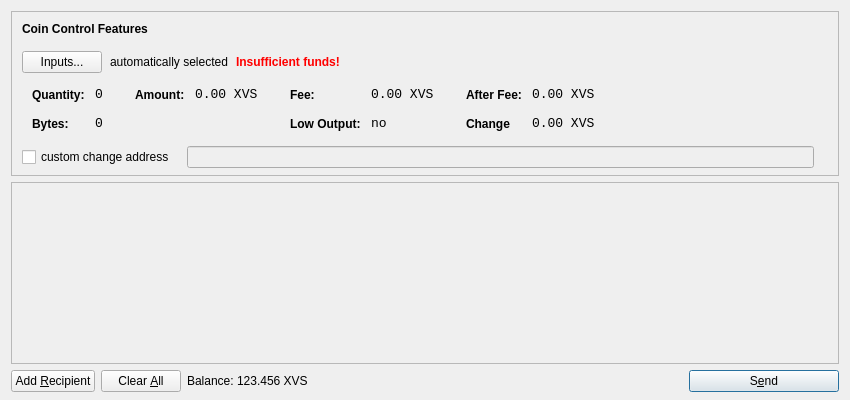
Above: src/qt/forms/sendcoinsdialog.ui from wtomtom/vsynctt before the change. Below: the same form after it.
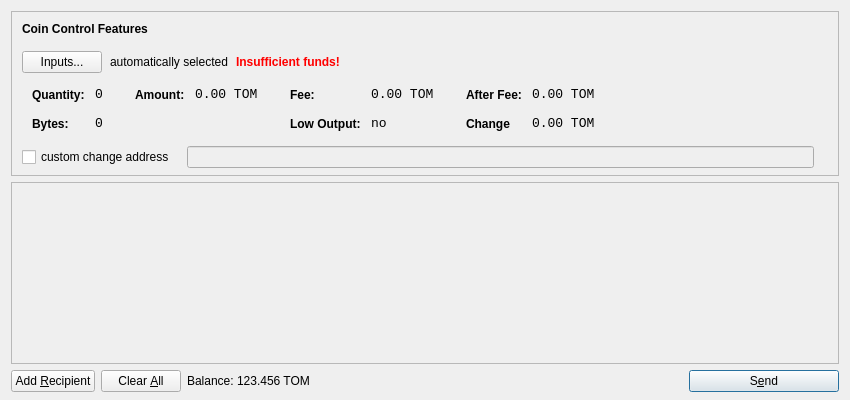
That is the form after the change. Icons and pictures are not drawn.

```diff
--- a/src/qt/forms/sendcoinsdialog.ui
+++ b/src/qt/forms/sendcoinsdialog.ui
@@ -321,7 +321,7 @@
                   <enum>Qt::ActionsContextMenu</enum>
                  </property>
                  <property name="text">
-                  <string notr="true">0.00 XVS</string>
+                  <string notr="true">0.00 TOM</string>
                  </property>
                  <property name="textInteractionFlags">
                   <set>Qt::LinksAccessibleByMouse|Qt::TextSelectableByKeyboard|Qt::TextSelectableByMouse</set>
@@ -375,7 +375,7 @@
                   <enum>Qt::ActionsContextMenu</enum>
                  </property>
                  <property name="text">
-                  <string notr="true">0.00 XVS</string>
+                  <string notr="true">0.00 TOM</string>
                  </property>
                  <property name="textInteractionFlags">
                   <set>Qt::LinksAccessibleByMouse|Qt::TextSelectableByKeyboard|Qt::TextSelectableByMouse</set>
@@ -461,7 +461,7 @@
                   <enum>Qt::ActionsContextMenu</enum>
                  </property>
                  <property name="text">
-                  <string notr="true">0.00 XVS</string>
+                  <string notr="true">0.00 TOM</string>
                  </property>
                  <property name="textInteractionFlags">
                   <set>Qt::LinksAccessibleByMouse|Qt::TextSelectableByKeyboard|Qt::TextSelectableByMouse</set>
@@ -493,7 +493,7 @@
                   <enum>Qt::ActionsContextMenu</enum>
                  </property>
                  <property name="text">
-                  <string notr="true">0.00 XVS</string>
+                  <string notr="true">0.00 TOM</string>
                  </property>
                  <property name="textInteractionFlags">
                   <set>Qt::LinksAccessibleByMouse|Qt::TextSelectableByKeyboard|Qt::TextSelectableByMouse</set>
@@ -692,7 +692,7 @@
           <cursorShape>IBeamCursor</cursorShape>
          </property>
          <property name="text">
-          <string notr="true">123.456 XVS</string>
+          <string notr="true">123.456 TOM</string>
          </property>
          <property name="textInteractionFlags">
           <set>Qt::LinksAccessibleByMouse|Qt::TextSelectableByKeyboard|Qt::TextSelectableByMouse</set>
```
